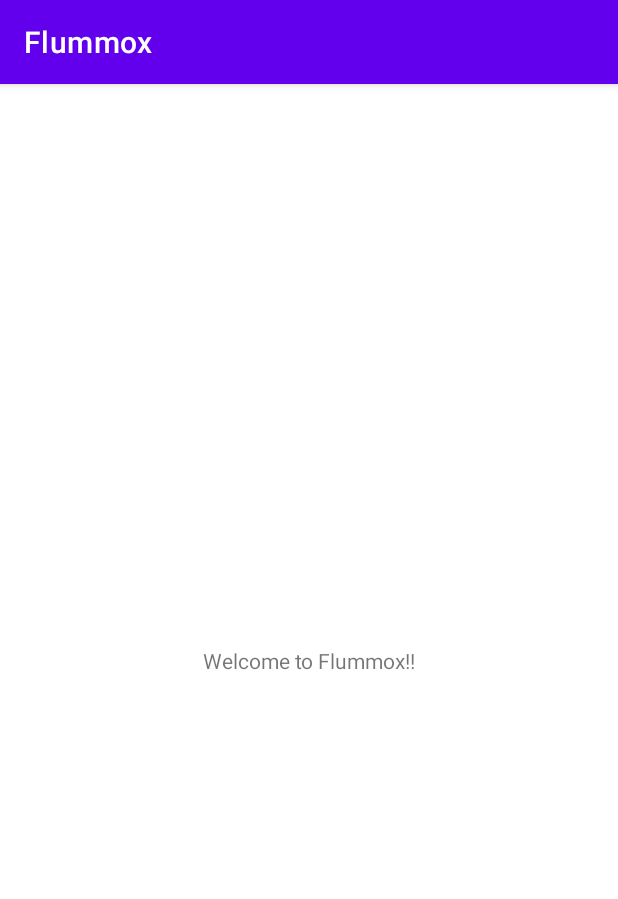
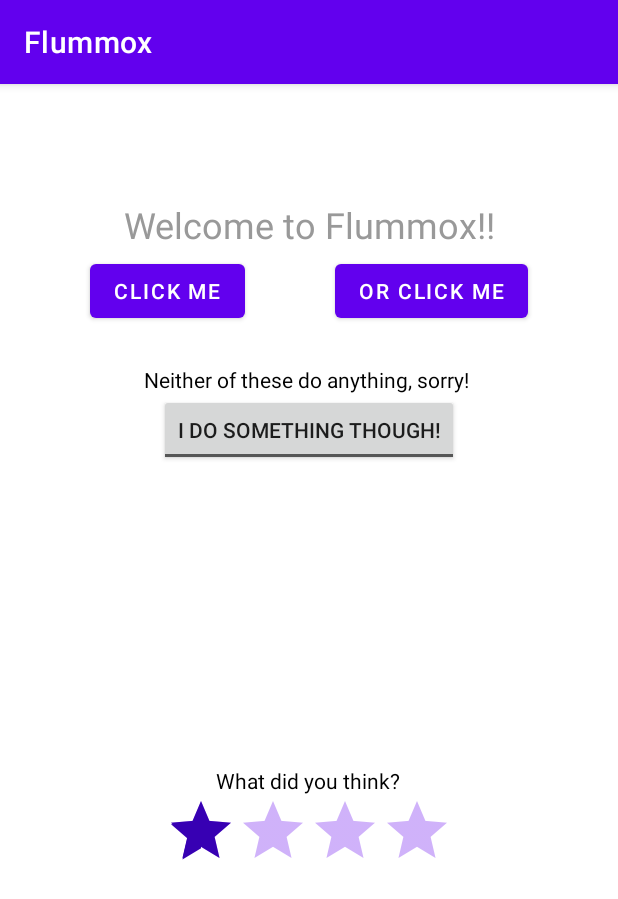
Before and after one commit to joelhart/CPTR405, an Android app: the screen it shows after launch (MainActivity), on a phone screen of 412 x 824 dp. Shown: the top 899 px of the screen. Run offline under Robolectric (Android 15) with nearby library versions, the phone set to English and light mode, and no system bars.

Commit message:
Project Assignment 2

```diff
--- a/JoelApp/app/src/main/java/edu/wallawalla/cs/hartjo/joelapp/MainActivity.java
+++ b/JoelApp/app/src/main/java/edu/wallawalla/cs/hartjo/joelapp/MainActivity.java
@@ -3,6 +3,12 @@ package edu.wallawalla.cs.hartjo.joelapp;
 import androidx.appcompat.app.AppCompatActivity;
 
 import android.os.Bundle;
+import android.view.View;
+import android.widget.CompoundButton;
+import android.widget.RatingBar;
+import android.widget.TextView;
+import android.widget.Toast;
+import android.widget.ToggleButton;
 
 public class MainActivity extends AppCompatActivity {
 
@@ -10,5 +16,33 @@ public class MainActivity extends AppCompatActivity {
     protected void onCreate(Bundle savedInstanceState) {
         super.onCreate(savedInstanceState);
         setContentView(R.layout.activity_main);
+
+        RatingBar ratingBar = findViewById(R.id.ratingBar);
+        ratingBar.setOnRatingBarChangeListener(new RatingBar.OnRatingBarChangeListener() {
+            @Override
+            public void onRatingChanged(RatingBar ratingBar, float rating, boolean fromUser) {
+                // rating is 1 to numStars
+                TextView text = (TextView)findViewById(R.id.textView2);
+                if (rating < 4) {
+                    text.setText("Rate Better Please");
+                } else {
+                    text.setText("Thats Better!");
+                }
+            }
+        });
     }
+
+    public void onToggleClicked(View view) {
+        // Is the toggle on?
+        boolean on = ((ToggleButton) view).isChecked();
+
+        if (on) {
+            // Enable
+        } else {
+            // Disable
+        }
+    }
+
+
+
 }
--- a/JoelApp/app/src/main/res/layout/activity_main.xml
+++ b/JoelApp/app/src/main/res/layout/activity_main.xml
@@ -7,12 +7,85 @@
     tools:context=".MainActivity">
 
     <TextView
+        android:id="@+id/textView"
+        style="@style/Header"
         android:layout_width="wrap_content"
         android:layout_height="wrap_content"
         android:text="@string/welcome"
         app:layout_constraintBottom_toBottomOf="parent"
         app:layout_constraintLeft_toLeftOf="parent"
         app:layout_constraintRight_toRightOf="parent"
+        app:layout_constraintTop_toTopOf="parent"
+        app:layout_constraintVertical_bias="0.105" />
+
+    <Button
+        android:id="@+id/button"
+        android:layout_width="wrap_content"
+        android:layout_height="wrap_content"
+        android:layout_marginTop="114dp"
+        android:text="@string/click_me"
+        app:layout_constraintEnd_toStartOf="@+id/button2"
+        app:layout_constraintHorizontal_bias="0.5"
+        app:layout_constraintStart_toStartOf="parent"
         app:layout_constraintTop_toTopOf="parent" />
 
+    <Button
+        android:id="@+id/button2"
+        android:layout_width="wrap_content"
+        android:layout_height="wrap_content"
+        android:layout_marginTop="114dp"
+        android:text="@string/or_click_me"
+        app:layout_constraintEnd_toEndOf="parent"
+        app:layout_constraintHorizontal_bias="0.5"
+        app:layout_constraintStart_toEndOf="@+id/button"
+        app:layout_constraintTop_toTopOf="parent" />
+
+    <TextView
+        android:id="@+id/sorry_text"
+        android:layout_width="wrap_content"
+        android:layout_height="wrap_content"
+        android:layout_marginStart="96dp"
+        android:layout_marginLeft="96dp"
+        android:layout_marginTop="187dp"
+        android:text="@string/sorry"
+        android:textColor="@color/black"
+        app:layout_constraintStart_toStartOf="parent"
+        app:layout_constraintTop_toTopOf="parent" />
+
+    <ToggleButton
+        android:id="@+id/toggleButton"
+        android:layout_width="wrap_content"
+        android:layout_height="wrap_content"
+        android:onClick="onToggleClicked"
+        android:textOff="@string/i_do_something_though"
+        android:textOn="@string/told_ya"
+        app:layout_constraintEnd_toEndOf="parent"
+        app:layout_constraintHorizontal_bias="0.5"
+        app:layout_constraintStart_toStartOf="parent"
+        app:layout_constraintTop_toBottomOf="@+id/sorry_text" />
+
+    <TextView
+        android:id="@+id/textView2"
+        android:layout_width="wrap_content"
+        android:layout_height="wrap_content"
+        android:layout_marginTop="200dp"
+        android:text="@string/what_did_you_think"
+        android:textColor="@color/black"
+        app:layout_constraintEnd_toEndOf="parent"
+        app:layout_constraintHorizontal_bias="0.498"
+        app:layout_constraintStart_toStartOf="parent"
+        app:layout_constraintTop_toBottomOf="@+id/toggleButton" />
+
+    <RatingBar
+        android:theme="@style/RatingBar"
+        android:id="@+id/ratingBar"
+        android:layout_width="wrap_content"
+        android:layout_height="wrap_content"
+        android:numStars="4"
+        android:rating="1"
+        app:layout_constraintEnd_toEndOf="parent"
+        app:layout_constraintHorizontal_bias="0.5"
+        app:layout_constraintStart_toStartOf="parent"
+        app:layout_constraintTop_toBottomOf="@+id/textView2" />
+
 </androidx.constraintlayout.widget.ConstraintLayout>
--- a/JoelApp/app/src/main/res/values/colors.xml
+++ b/JoelApp/app/src/main/res/values/colors.xml
@@ -7,4 +7,5 @@
     <color name="teal_700">#FF018786</color>
     <color name="black">#FF000000</color>
     <color name="white">#FFFFFFFF</color>
+    <color name="grey">#999999</color>
 </resources>
--- a/JoelApp/app/src/main/res/values/strings.xml
+++ b/JoelApp/app/src/main/res/values/strings.xml
@@ -1,4 +1,10 @@
 <resources>
     <string name="app_name">Flummox</string>
     <string name="welcome">Welcome to Flummox!!</string>
+    <string name="click_me">Click ME</string>
+    <string name="or_click_me">Or Click Me</string>
+    <string name="sorry">Neither of these do anything, sorry!</string>
+    <string name="told_ya">Told ya</string>
+    <string name="i_do_something_though">I do something though!</string>
+    <string name="what_did_you_think">What did you think?</string>
 </resources>
--- /dev/null
+++ b/JoelApp/app/src/main/res/values/styles.xml
@@ -0,0 +1,10 @@
+<resources>
+    <style name="Header">
+        <item name="android:textSize">24sp</item>
+        <item name="android:textColor">@color/grey</item>
+    </style>
+    <style name="RatingBar" parent="Theme.AppCompat">
+        <item name="colorControlNormal">@color/purple_500</item>
+        <item name="colorControlActivated">@color/purple_700</item>
+    </style>
+</resources>
```
Also changed, not shown: JoelApp/app/src/main/res/drawable/question.png (added).
